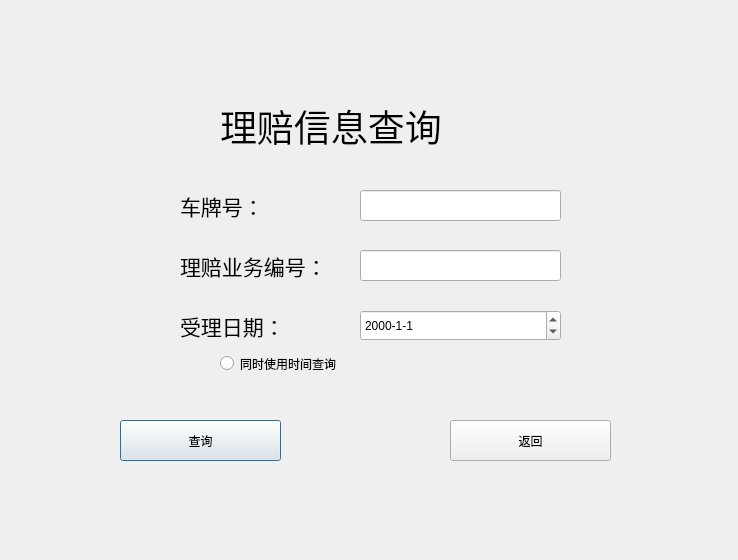
The window that claimsearchdialog.ui (Vaskka/DR_Projects) describes before a commit, drawn with Qt 5.
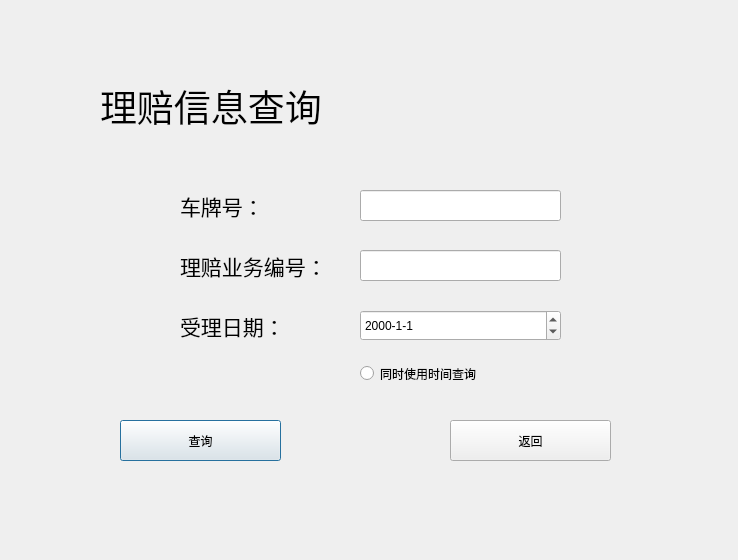
The same window after the commit.

The edit to the form file:
```diff
--- a/claimsearchdialog.ui
+++ b/claimsearchdialog.ui
@@ -101,9 +101,9 @@
   <widget class="QLabel" name="label_61">
    <property name="geometry">
     <rect>
-     <x>220</x>
-     <y>90</y>
-     <width>281</width>
+     <x>100</x>
+     <y>70</y>
+     <width>541</width>
      <height>71</height>
     </rect>
    </property>
@@ -150,9 +150,9 @@
   <widget class="QRadioButton" name="Main_Dateable">
    <property name="geometry">
     <rect>
-     <x>220</x>
-     <y>350</y>
-     <width>171</width>
+     <x>360</x>
+     <y>360</y>
+     <width>211</width>
      <height>27</height>
     </rect>
    </property>
@@ -160,6 +160,30 @@
     <string>同时使用时间查询</string>
    </property>
   </widget>
+  <widget class="QLabel" name="label">
+   <property name="geometry">
+    <rect>
+     <x>100</x>
+     <y>160</y>
+     <width>541</width>
+     <height>321</height>
+    </rect>
+   </property>
+   <property name="text">
+    <string/>
+   </property>
+  </widget>
+  <zorder>label</zorder>
+  <zorder>pushButton</zorder>
+  <zorder>Main_NumberEdit</zorder>
+  <zorder>Main_CarNumberEdit</zorder>
+  <zorder>pushButton_2</zorder>
+  <zorder>label_62</zorder>
+  <zorder>label_59</zorder>
+  <zorder>label_61</zorder>
+  <zorder>label_63</zorder>
+  <zorder>Main_DateEdit</zorder>
+  <zorder>Main_Dateable</zorder>
  </widget>
  <resources/>
  <connections/>
```
